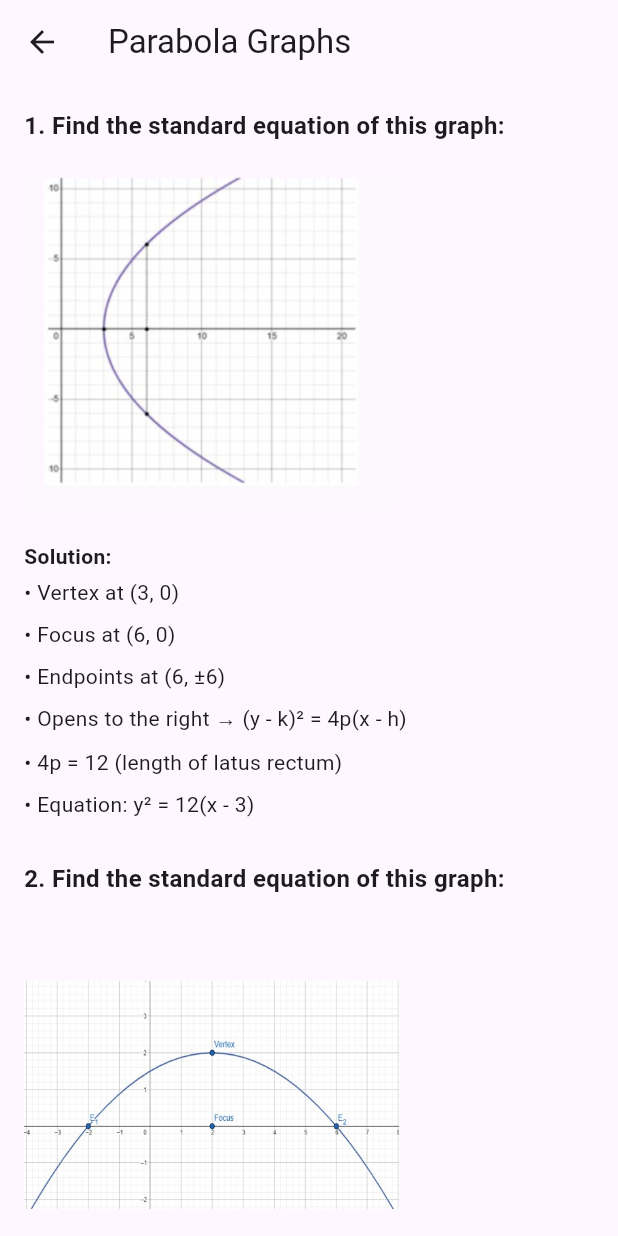
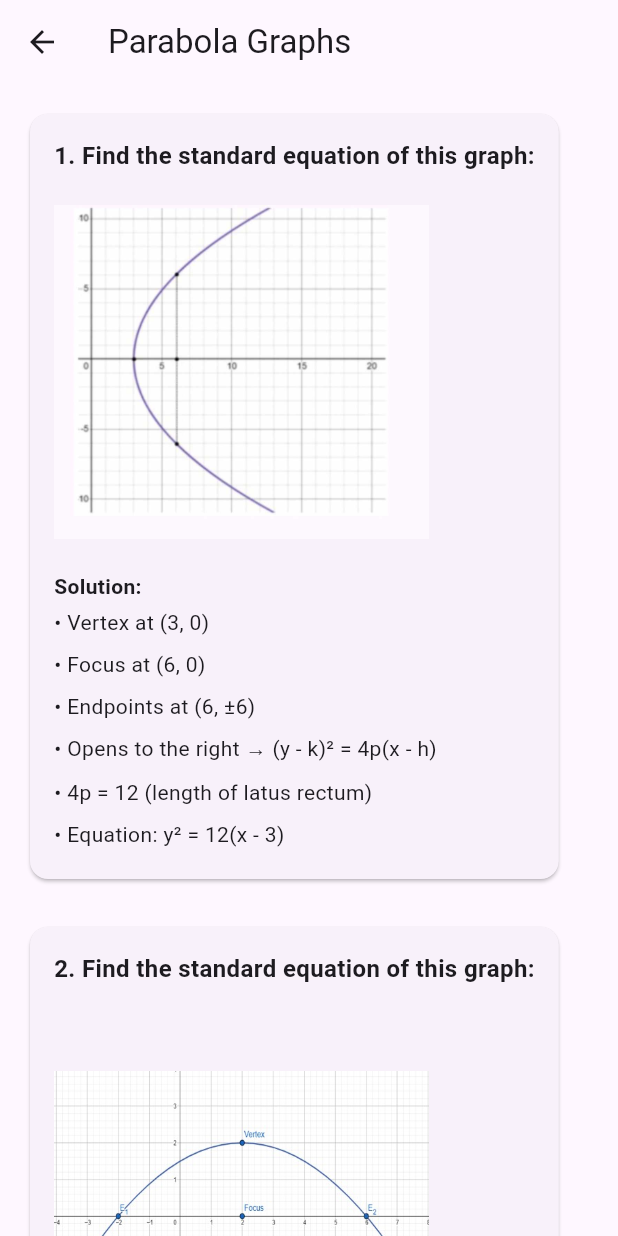
Before and after one commit to aljon-dev/math_app, a Flutter app: the ParabolaFromGraphScreen screen opened directly, on a phone screen of 412 x 824 dp. Run offline on Flutter 3.47's test engine with Material 3 defaults, Android fonts, the phone set to English and light mode, and no system bars; our stand-ins replace just_audio, video_player.

Commit message:
final update

```diff
--- a/lib/Parabola/ParabolaExample/ParabolaGraph.dart
+++ b/lib/Parabola/ParabolaExample/ParabolaGraph.dart
@@ -13,33 +13,9 @@ class ParabolaFromGraphScreen extends StatelessWidget {
           child: Column(
             crossAxisAlignment: CrossAxisAlignment.start,
             children: [
-              _buildGraphExample(
-                context: context,
-                problem: '1. Find the standard equation of this graph:',
-                solution: [
-                  'Vertex at (3, 0)',
-                  'Focus at (6, 0)',
-                  'Endpoints at (6, ±6)',
-                  'Opens to the right → (y - k)² = 4p(x - h)',
-                  '4p = 12 (length of latus rectum)',
-                  'Equation: y² = 12(x - 3)'
-                ],
-                graphImage: 'assets/parabola_graph5.jpg',
-              ),
+              _buildGraphExample(context: context, problem: '1. Find the standard equation of this graph:', solution: ['Vertex at (3, 0)', 'Focus at (6, 0)', 'Endpoints at (6, ±6)', 'Opens to the right → (y - k)² = 4p(x - h)', '4p = 12 (length of latus rectum)', 'Equation: y² = 12(x - 3)'], graphImage: 'assets/parabola_graph5.jpg'),
               const SizedBox(height: 24),
-              _buildGraphExample(
-                context: context,
-                problem: '2. Find the standard equation of this graph:',
-                solution: [
-                  'Vertex at (2, 2)',
-                  'Focus at (2, 0)',
-                  'Endpoints at (0, -2) and (0, 6)',
-                  'Opens downward → (x - h)² = -4p(y - k)',
-                  '4p = 8 (length of latus rectum)',
-                  'Equation: (x - 2)² = -8(y - 2)'
-                ],
-                graphImage: 'assets/parabola_graph4.jpg',
-              ),
+              _buildGraphExample(context: context, problem: '2. Find the standard equation of this graph:', solution: ['Vertex at (2, 2)', 'Focus at (2, 0)', 'Endpoints at (0, -2) and (0, 6)', 'Opens downward → (x - h)² = -4p(y - k)', '4p = 8 (length of latus rectum)', 'Equation: (x - 2)² = -8(y - 2)'], graphImage: 'assets/parabola_graph4.jpg'),
             ],
           ),
         ),
@@ -47,34 +23,21 @@ class ParabolaFromGraphScreen extends StatelessWidget {
     );
   }
 
-  Widget _buildGraphExample({
-    required BuildContext context,
-    required String problem,
-    required List<String> solution,
-    String? graphImage,
-  }) {
-    return Column(
-      crossAxisAlignment: CrossAxisAlignment.start,
-      children: [
-        Text(
-          problem,
-          style: const TextStyle(fontSize: 16, fontWeight: FontWeight.bold),
+  Widget _buildGraphExample({required BuildContext context, required String problem, required List<String> solution, String? graphImage}) {
+    return Card(
+      child: Padding(
+        padding: EdgeInsets.all(16.0),
+        child: Column(
+          crossAxisAlignment: CrossAxisAlignment.start,
+          children: [
+            Text(problem, style: const TextStyle(fontSize: 16, fontWeight: FontWeight.bold)),
+            if (graphImage != null) ...[const SizedBox(height: 8), _buildZoomableImage(context, graphImage)],
+            const SizedBox(height: 8),
+            const Text('Solution:', style: TextStyle(fontWeight: FontWeight.bold)),
+            ...solution.map((step) => Padding(padding: const EdgeInsets.symmetric(vertical: 4.0), child: Text('• $step'))).toList(),
+          ],
         ),
-        if (graphImage != null) ...[
-          const SizedBox(height: 8),
-          _buildZoomableImage(context, graphImage),
-        ],
-        const SizedBox(height: 8),
-        const Text('Solution:', style: TextStyle(fontWeight: FontWeight.bold)),
-        ...solution
-            .map(
-              (step) => Padding(
-                padding: const EdgeInsets.symmetric(vertical: 4.0),
-                child: Text('• $step'),
-              ),
-            )
-            .toList(),
-      ],
+      ),
     );
   }
 
@@ -83,28 +46,9 @@ class ParabolaFromGraphScreen extends StatelessWidget {
       height: 250,
       child: GestureDetector(
         onTap: () {
-          Navigator.push(
-            context,
-            MaterialPageRoute(
-              builder: (context) => _ZoomableImageScreen(imagePath: imagePath),
-            ),
-          );
+          Navigator.push(context, MaterialPageRoute(builder: (context) => _ZoomableImageScreen(imagePath: imagePath)));
         },
-        child: Hero(
-          tag: 'image-$imagePath',
-          child: Image.asset(
-            imagePath,
-            width: 250,
-            height: 250,
-            fit: BoxFit.contain,
-            errorBuilder: (context, error, stackTrace) => Center(
-              child: Text(
-                'Image not found',
-                style: TextStyle(color: Colors.grey),
-              ),
-            ),
-          ),
-        ),
+        child: Hero(tag: 'image-$imagePath', child: Image.asset(imagePath, width: 250, height: 250, fit: BoxFit.contain, errorBuilder: (context, error, stackTrace) => Center(child: Text('Image not found', style: TextStyle(color: Colors.grey))))),
       ),
     );
   }
@@ -156,16 +100,7 @@ class _ZoomableImageScreenState extends State<_ZoomableImageScreen> {
   @override
   Widget build(BuildContext context) {
     return Scaffold(
-      appBar: AppBar(
-        title: Text('Image Preview'),
-        actions: [
-          IconButton(
-            icon: Icon(Icons.refresh),
-            onPressed: _resetZoom,
-            tooltip: 'Reset Zoom',
-          )
-        ],
-      ),
+      appBar: AppBar(title: Text('Image Preview'), actions: [IconButton(icon: Icon(Icons.refresh), onPressed: _resetZoom, tooltip: 'Reset Zoom')]),
       body: Stack(
         children: [
           Center(
@@ -179,59 +114,10 @@ class _ZoomableImageScreenState extends State<_ZoomableImageScreen> {
                   _currentScale = _controller.value.getMaxScaleOnAxis();
                 });
               },
-              child: Image.asset(
-                height: double.infinity,
-                width: double.infinity,
-                widget.imagePath,
-                errorBuilder: (context, error, stackTrace) => Center(
-                  child: Text(
-                    'Image not found',
-                    style: TextStyle(color: Colors.grey),
-                  ),
-                ),
-              ),
+              child: Image.asset(height: double.infinity, width: double.infinity, widget.imagePath, errorBuilder: (context, error, stackTrace) => Center(child: Text('Image not found', style: TextStyle(color: Colors.grey)))),
             ),
           ),
-          Positioned(
-            right: 16,
-            bottom: 100,
-            child: Column(
-              children: [
-                FloatingActionButton(
-                  mini: true,
-                  onPressed: _currentScale < _maxScale ? _zoomIn : null,
-                  child: Icon(Icons.zoom_in),
-                  backgroundColor: _currentScale < _maxScale
-                      ? Theme.of(context).primaryColor
-                      : Colors.grey,
-                ),
-                SizedBox(height: 8),
-                FloatingActionButton(
-                  mini: true,
-                  onPressed: _currentScale > _minScale ? _zoomOut : null,
-                  child: Icon(Icons.zoom_out),
-                  backgroundColor: _currentScale > _minScale
-                      ? Theme.of(context).primaryColor
-                      : Colors.grey,
-                ),
-                SizedBox(height: 8),
-                Container(
-                  padding: EdgeInsets.symmetric(horizontal: 8, vertical: 4),
-                  decoration: BoxDecoration(
-                    color: Colors.black54,
-                    borderRadius: BorderRadius.circular(12),
-                  ),
-                  child: Text(
-                    '${(_currentScale * 100).round()}%',
-                    style: TextStyle(
-                      color: Colors.white,
-                      fontSize: 12,
-                      fontWeight: FontWeight.bold),
-                  ),
-                ),
-              ],
-            ),
-          ),
+          Positioned(right: 16, bottom: 100, child: Column(children: [FloatingActionButton(mini: true, onPressed: _currentScale < _maxScale ? _zoomIn : null, child: Icon(Icons.zoom_in), backgroundColor: _currentScale < _maxScale ? Theme.of(context).primaryColor : Colors.grey), SizedBox(height: 8), FloatingActionButton(mini: true, onPressed: _currentScale > _minScale ? _zoomOut : null, child: Icon(Icons.zoom_out), backgroundColor: _currentScale > _minScale ? Theme.of(context).primaryColor : Colors.grey), SizedBox(height: 8), Container(padding: EdgeInsets.symmetric(horizontal: 8, vertical: 4), decoration: BoxDecoration(color: Colors.black54, borderRadius: BorderRadius.circular(12)), child: Text('${(_currentScale * 100).round()}%', style: TextStyle(color: Colors.white, fontSize: 12, fontWeight: FontWeight.bold)))])),
         ],
       ),
     );
```
Also changed, not shown: lib/Parabola/ParabolaExample/ParabolaProperties.dart (+10 -3 lines).
